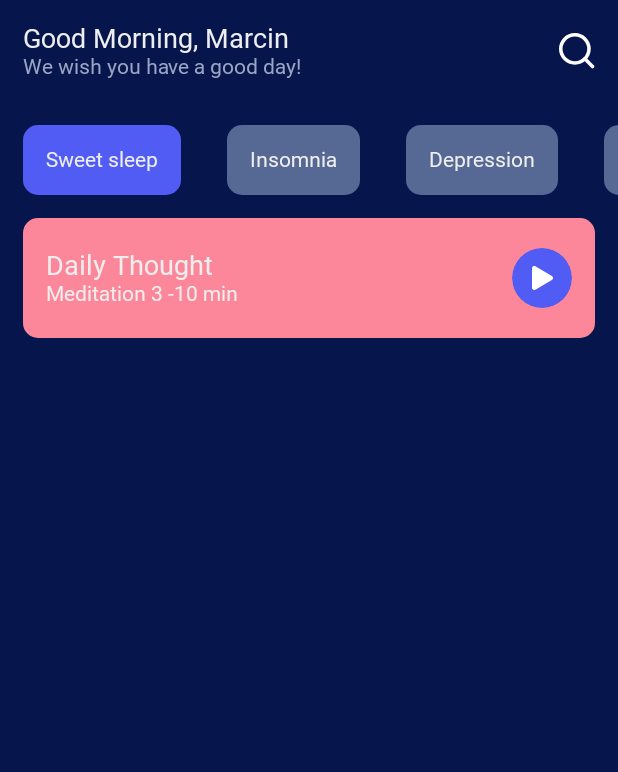
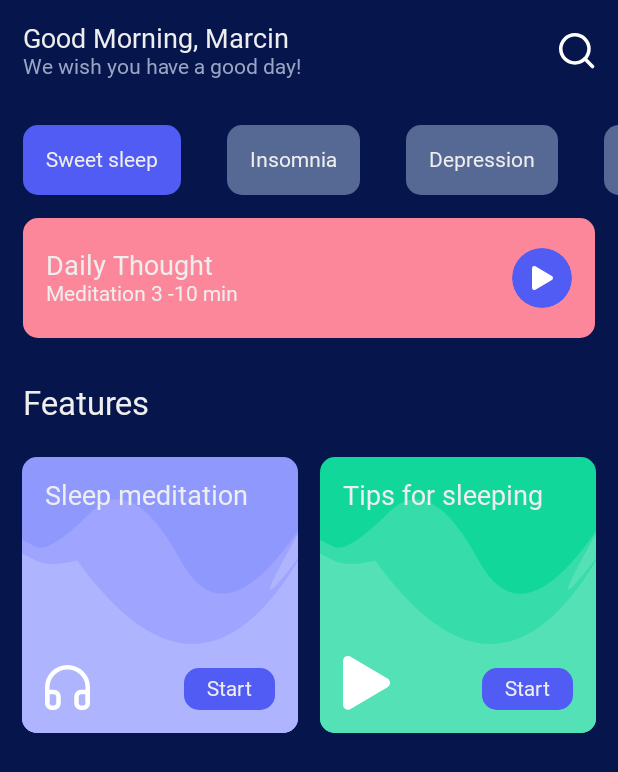
Before and after one commit to marcinosienienko/MeditationUIAppJetpackCompose, an Android app built with Jetpack Compose: the screen it shows after launch (MainActivity), on a phone screen of 412 x 824 dp. Shown: the top 772 px of the screen. Run offline under Robolectric (Android 15) with nearby library versions, the phone set to English and light mode, and no system bars; Roboto replaces fonts that are not available here.

Commit message:
fix features module

```diff
--- /dev/null
+++ b/app/src/main/java/com/example/meditationui/Feature.kt
@@ -0,0 +1,12 @@
+package com.example.meditationui
+
+import androidx.annotation.DrawableRes
+import androidx.compose.ui.graphics.Color
+
+data class Feature(
+    val title: String,
+    @DrawableRes val iconId: Int,
+    val lightColor: Color,
+    val mediumColor: Color,
+    val darkColor: Color
+)
--- a/app/src/main/java/com/example/meditationui/HomeScreen.kt
+++ b/app/src/main/java/com/example/meditationui/HomeScreen.kt
@@ -1,18 +1,26 @@
 package com.example.meditationui
 
+import androidx.compose.foundation.Canvas
 import androidx.compose.foundation.background
 import androidx.compose.foundation.clickable
 import androidx.compose.foundation.layout.Arrangement
 import androidx.compose.foundation.layout.Box
+import androidx.compose.foundation.layout.BoxWithConstraints
 import androidx.compose.foundation.layout.Column
+import androidx.compose.foundation.layout.PaddingValues
 import androidx.compose.foundation.layout.Row
+import androidx.compose.foundation.layout.aspectRatio
+import androidx.compose.foundation.layout.fillMaxHeight
 import androidx.compose.foundation.layout.fillMaxSize
 import androidx.compose.foundation.layout.fillMaxWidth
 import androidx.compose.foundation.layout.padding
 import androidx.compose.foundation.layout.size
 import androidx.compose.foundation.lazy.LazyRow
+import androidx.compose.foundation.lazy.grid.GridCells
+import androidx.compose.foundation.lazy.grid.LazyVerticalGrid
 import androidx.compose.foundation.shape.CircleShape
 import androidx.compose.foundation.shape.RoundedCornerShape
+import androidx.compose.material.icons.Icons
 import androidx.compose.material3.Icon
 import androidx.compose.material3.MaterialTheme
 import androidx.compose.material3.Text
@@ -24,12 +32,22 @@ import androidx.compose.runtime.getValue
 import androidx.compose.ui.Alignment
 import androidx.compose.ui.Modifier
 import androidx.compose.ui.draw.clip
+import androidx.compose.ui.geometry.Offset
 import androidx.compose.ui.graphics.Color
+import androidx.compose.ui.graphics.Path
 import androidx.compose.ui.res.painterResource
+import androidx.compose.ui.text.font.FontWeight
 import androidx.compose.ui.unit.dp
+import androidx.compose.ui.unit.sp
+import com.example.meditationui.ui.theme.BlueViolet1
+import com.example.meditationui.ui.theme.BlueViolet2
+import com.example.meditationui.ui.theme.BlueViolet3
 import com.example.meditationui.ui.theme.ButtonBlue
 import com.example.meditationui.ui.theme.DarkerButtonBlue
 import com.example.meditationui.ui.theme.DeepBlue
+import com.example.meditationui.ui.theme.LightGreen1
+import com.example.meditationui.ui.theme.LightGreen2
+import com.example.meditationui.ui.theme.LightGreen3
 import com.example.meditationui.ui.theme.LightRed
 import com.example.meditationui.ui.theme.TextWhite
 
@@ -44,6 +62,22 @@ fun HomeScreen() {
                 GreetingSection()
                 ChipSection(chips = listOf("Sweet sleep","Insomnia", "Depression", "Night", "Day"))
                 CurrentMeditation()
+                FeatureSection(listOf(
+                    Feature(
+                        title = "Sleep meditation",
+                        R.drawable.ic_headphone,
+                        BlueViolet1,
+                        BlueViolet2,
+                        BlueViolet3
+                    ),
+                    Feature(
+                        title = "Tips for sleeping",
+                        R.drawable.ic_play,
+                        LightGreen1,
+                        LightGreen2,
+                        LightGreen3
+                    ),
+                ))
             }
     }
 }
@@ -147,12 +181,14 @@ fun CurrentMeditation(
             modifier = Modifier
                 .size(40.dp)
                 .clip(CircleShape)
-                .clickable { playMeditation = playMeditation
+                .clickable {
+                    playMeditation = playMeditation
                 }
                 .clip(CircleShape)
                 .background(
                     if (playMeditation == playMeditation) ButtonBlue
-                    else DarkerButtonBlue)
+                    else DarkerButtonBlue
+                )
                 .padding(10.dp)
 
         ) {
@@ -168,3 +204,125 @@ fun CurrentMeditation(
 
     }
 }
+
+@Composable
+fun FeatureSection(features: List<Feature>) {
+    Column(modifier = Modifier.fillMaxWidth()) {
+        Text(
+            text = "Features",
+            style = MaterialTheme.typography.bodyMedium,
+            modifier = Modifier.padding(15.dp)
+        )
+
+        LazyVerticalGrid(
+            columns = GridCells.Fixed(2), //cells
+            contentPadding = PaddingValues(start = 7.5.dp, end = 7.5.dp, bottom = 100.dp),
+            modifier = Modifier.fillMaxHeight()
+
+        ) {
+            items(features.size) {
+                FeatureItem(feature = features[it])
+            }
+        }
+
+
+
+
+    }
+}
+
+@Composable
+fun FeatureItem(
+    feature: Feature
+) {
+    BoxWithConstraints(
+        modifier = Modifier
+            .padding(7.5.dp)
+            .aspectRatio(1f)
+            .clip(RoundedCornerShape(10.dp))
+            .background(feature.darkColor)
+    ) {
+        val width = constraints.maxWidth
+        val height = constraints.maxHeight
+
+        //Medium colored path
+        val mediumColorPoint1 = Offset(0f,height * 0.3f)
+        val mediumColorPoint2 = Offset(width * 0.1f,height * 0.35f)
+        val mediumColorPoint3 = Offset(width * 0.4f,height * 0.05f)
+        val mediumColorPoint4 = Offset(width * 0.75f,height * 0.7f)
+        val mediumColorPoint5 = Offset(width * 1.4f,-height.toFloat())
+
+        val mediumColoredPath = Path().apply {
+            moveTo(mediumColorPoint1.x, mediumColorPoint1.y)
+            standardQuadFromTo(mediumColorPoint1, mediumColorPoint2)
+            standardQuadFromTo(mediumColorPoint2, mediumColorPoint3)
+            standardQuadFromTo(mediumColorPoint3, mediumColorPoint4)
+            standardQuadFromTo(mediumColorPoint4, mediumColorPoint5)
+            lineTo(width.toFloat() + 100f, height.toFloat() + 100f)
+            lineTo(-100f,height.toFloat() + 100f)
+            close()
+        }
+
+        //light colored path
+        val lightPoint1 = Offset(0f,height * 0.35f)
+        val lightPoint2 = Offset(width * 0.1f,height * 0.4f)
+        val lightPoint3= Offset(width * 0.3f,height * 0.35f)
+        val lightPoint4 = Offset(width * 0.65f, height.toFloat())
+        val lightPoint5 = Offset(width * 1.4f,-height.toFloat() / 3f)
+
+        val lightColoredPath = Path().apply {
+            moveTo(lightPoint1.x, lightPoint1.y)
+            standardQuadFromTo(lightPoint1, lightPoint2)
+            standardQuadFromTo(lightPoint2, lightPoint3)
+            standardQuadFromTo(lightPoint4, lightPoint5)
+            standardQuadFromTo(mediumColorPoint4, mediumColorPoint5)
+            lineTo(width.toFloat() + 100f, height.toFloat() + 100f)
+            lineTo(-100f,height.toFloat() + 100f)
+            close()
+        }
+        Canvas(
+            modifier = Modifier
+                .fillMaxSize()) {
+            drawPath(
+                path = mediumColoredPath,
+                color = feature.mediumColor
+            )
+            drawPath(
+                path = lightColoredPath,
+                color = feature.lightColor
+            )
+        }
+        Box(modifier = Modifier
+            .fillMaxSize()
+            .padding(15.dp)
+        ) {
+            Text(
+                text = feature.title,
+                color = TextWhite,
+                style = MaterialTheme.typography.bodySmall,
+                lineHeight = 26.sp,
+                modifier = Modifier.align(Alignment.TopStart)
+            )
+            Icon(
+                painter = painterResource(id = feature.iconId),
+                contentDescription = feature.title,
+                tint = Color.White,
+                modifier = Modifier.align(Alignment.BottomStart)
+            )
+            Text(
+                text = "Start",
+                color = TextWhite,
+                fontSize = 14.sp,
+                fontWeight = FontWeight.Bold,
+                modifier = Modifier
+                    .clickable {
+                        //Handle the click
+                    }
+                    .align(Alignment.BottomEnd)
+                    .clip(RoundedCornerShape(10.dp))
+                    .background(ButtonBlue)
+                    .padding(vertical = 6.dp, horizontal = 15.dp)
+            )
+        }
+    }
+}
--- /dev/null
+++ b/app/src/main/java/com/example/meditationui/PathUtil.kt
@@ -0,0 +1,13 @@
+package com.example.meditationui
+
+import androidx.compose.ui.geometry.Offset
+import androidx.compose.ui.graphics.Path
+
+fun Path.standardQuadFromTo(from: Offset, to: Offset) {
+    quadraticBezierTo(
+        from.x,
+        from.y,
+        kotlin.math.abs(from.x + to.x) / 2f,
+        kotlin.math.abs(from.y + to.y) / 2f
+    )
+}
```
